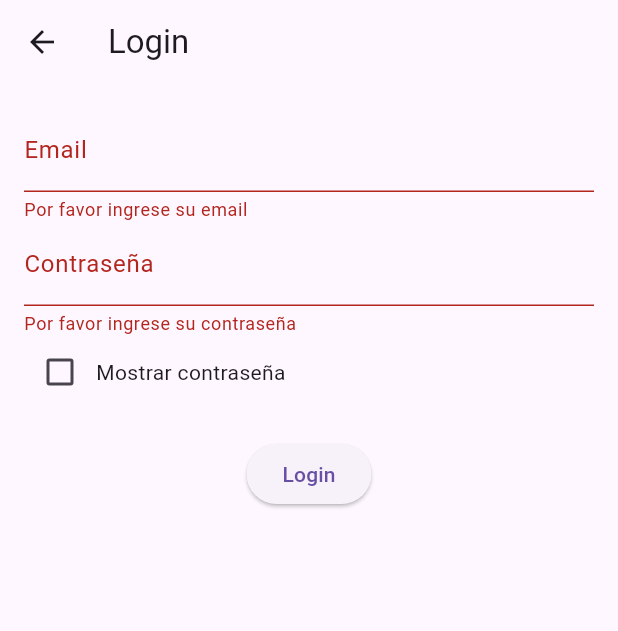
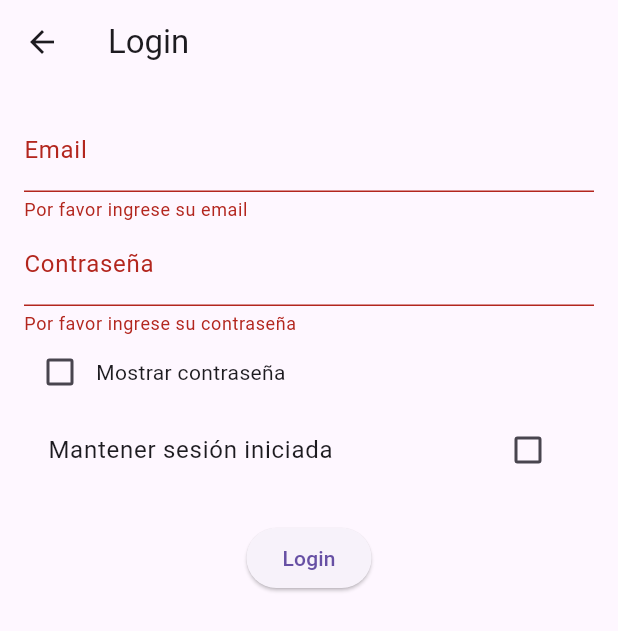
Before and after one commit to LautaroFR/CanchaLibre, a Flutter app: the LoginPage screen opened directly, after a tap on "Login", on a phone screen of 412 x 824 dp. Shown: the top 631 px of the screen. Run offline on Flutter 3.47's test engine with Material 3 defaults, Android fonts, the phone set to English and light mode, and no system bars; our stand-ins replace cloud_firestore, firebase_auth, firebase_core, shared_preferences; missing offline and left inert: google_place; accounts and stored records are empty.

Commit message:
mantener sesion iniciada

```diff
--- a/lib/screens/login_page.dart
+++ b/lib/screens/login_page.dart
@@ -1,5 +1,6 @@
 import 'package:flutter/material.dart';
 import 'package:firebase_auth/firebase_auth.dart';
+import 'package:shared_preferences/shared_preferences.dart';  // Importa shared_preferences
 import '../services/database_service.dart';
 import 'club_screen.dart';  // Importa la pantalla del club
 
@@ -17,6 +18,7 @@ class _LoginPageState extends State<LoginPage> {
   final GlobalKey<FormState> _formKey = GlobalKey<FormState>();
   bool _isLoading = false;
   bool _obscureText = true;  // Inicialmente, la contraseña está oculta
+  bool _keepLoggedIn = false;  // Inicialmente, no mantener la sesión iniciada
 
   Future<void> _login() async {
     if (_formKey.currentState!.validate()) {
@@ -31,7 +33,11 @@ class _LoginPageState extends State<LoginPage> {
         );
 
         if (userCredential.user != null) {
-          Navigator.pushReplacement(
+          if (_keepLoggedIn) {
+            final prefs = await SharedPreferences.getInstance();
+            await prefs.setBool('keepLoggedIn', true);
+          }
+          Navigator.push(
             context,
             MaterialPageRoute(
               builder: (context) => ClubScreen(email: _emailController.text),  // Navegar a la pantalla del club con el email del usuario
@@ -43,7 +49,7 @@ class _LoginPageState extends State<LoginPage> {
           _isLoading = false;
         });
         ScaffoldMessenger.of(context).showSnackBar(
-          SnackBar(content: Text('No se pudo iniciar sesión: $e')),
+          SnackBar(content: Text('Usuario o contraseña incorrecta.')),
         );
       }
     }
@@ -94,6 +100,15 @@ class _LoginPageState extends State<LoginPage> {
                   const Text('Mostrar contraseña'),
                 ],
               ),
+              CheckboxListTile(
+                title: const Text('Mantener sesión iniciada'),
+                value: _keepLoggedIn,
+                onChanged: (bool? value) {
+                  setState(() {
+                    _keepLoggedIn = value ?? false;
+                  });
+                },
+              ),
               const SizedBox(height: 20),
               _isLoading
                   ? const CircularProgressIndicator()
--- a/lib/screens/search_club_screen.dart
+++ b/lib/screens/search_club_screen.dart
@@ -8,7 +8,7 @@ class SearchClubScreen extends StatelessWidget {
     return Scaffold(
       appBar: AppBar(title: const Text('Buscar Club')),
       body: Center(
-        child: const Text('Función de búsqueda de club no implementada'),
+        child: const Text('Pantalla de búsqueda de club'),
       ),
     );
   }
--- a/lib/screens/search_court_screen.dart
+++ b/lib/screens/search_court_screen.dart
@@ -8,7 +8,7 @@ class SearchCourtScreen extends StatelessWidget {
     return Scaffold(
       appBar: AppBar(title: const Text('Buscar Cancha')),
       body: Center(
-        child: const Text('Función de búsqueda de cancha no implementada'),
+        child: const Text('Pantalla de búsqueda de cancha'),
       ),
     );
   }
--- a/pubspec.yaml
+++ b/pubspec.yaml
@@ -39,6 +39,7 @@ dependencies:
   cloud_firestore: ^5.5.1
   google_maps_flutter: ^2.0.6
   google_place: ^0.4.6
+  shared_preferences: ^2.0.6
   # The following adds the Cupertino Icons font to your application.
   # Use with the CupertinoIcons class for iOS style icons.
   cupertino_icons: ^1.0.8
```
Also changed, not shown: lib/screens/club_screen.dart (+26 -2 lines), lib/screens/home_screen.dart (+34 -7 lines), pubspec.lock, 1 other file.
